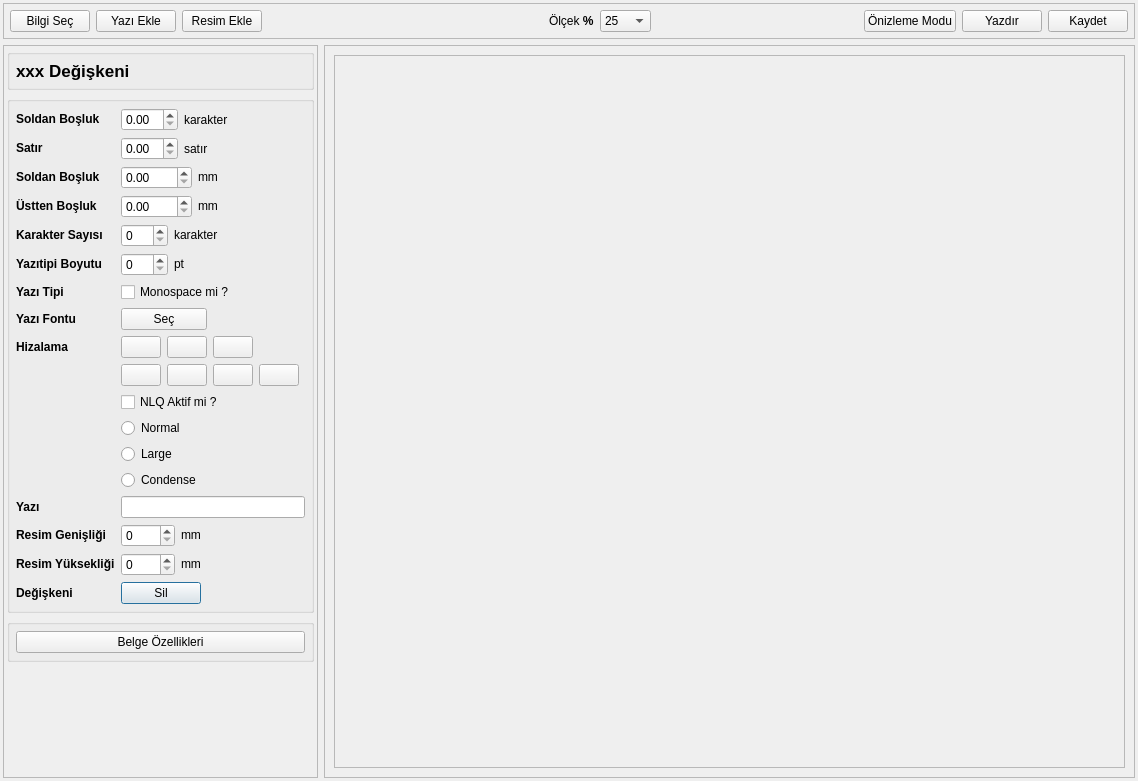
adakteknoloji/FRAMEWORK, file TASARIMCI/tasarim_batch.ui: the form before one commit.
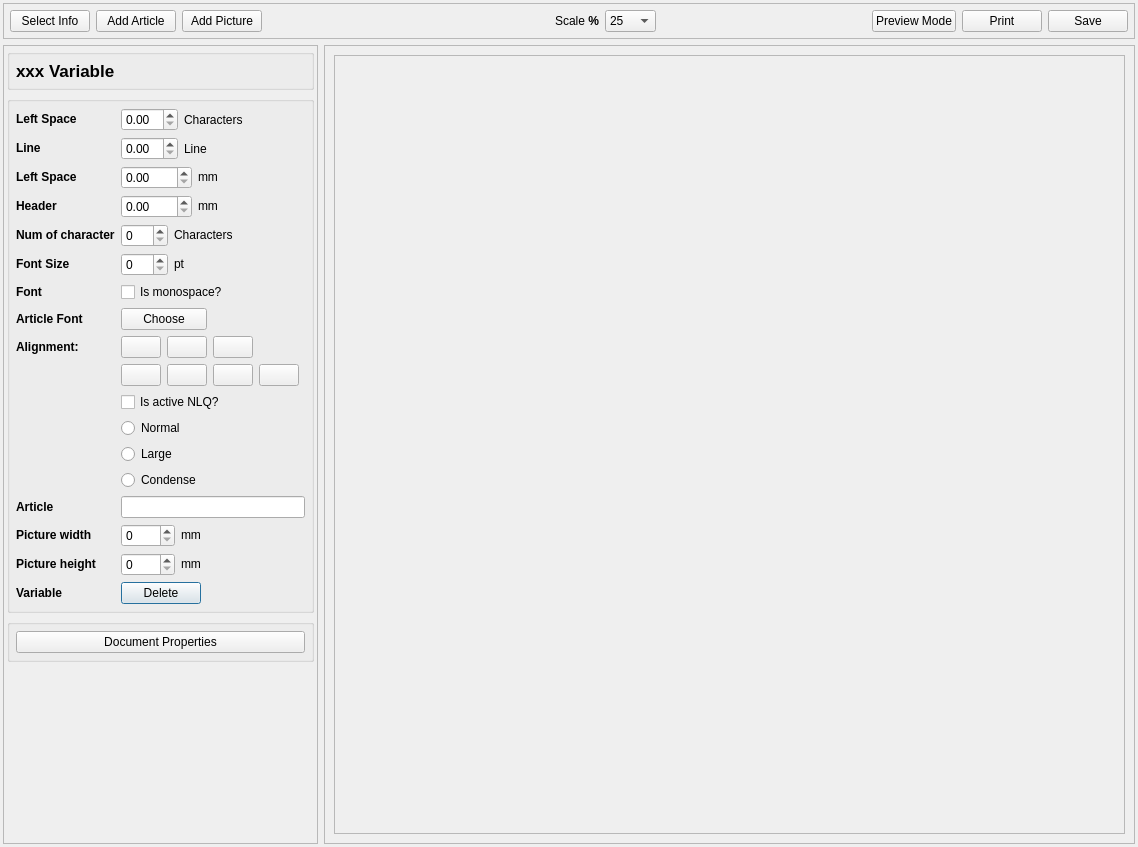
The form after the commit. Icons and pictures are not drawn.

Commit message: tasarım batch çevirisi yapıldı

The edit to the form file:
```diff
--- a/TASARIMCI/tasarim_batch.ui
+++ b/TASARIMCI/tasarim_batch.ui
@@ -7,7 +7,7 @@
     <x>0</x>
     <y>0</y>
     <width>1138</width>
-    <height>781</height>
+    <height>847</height>
    </rect>
   </property>
   <property name="sizePolicy">
@@ -45,8 +45,8 @@
        <rect>
         <x>0</x>
         <y>0</y>
-        <width>851</width>
-        <height>725</height>
+        <width>786</width>
+        <height>789</height>
        </rect>
       </property>
       <layout class="QGridLayout" name="gridLayout_4">
@@ -119,7 +119,7 @@
             </font>
            </property>
            <property name="text">
-            <string>xxx Değişkeni</string>
+            <string>xxx Variable</string>
            </property>
           </widget>
          </item>
@@ -169,7 +169,7 @@
             </font>
            </property>
            <property name="text">
-            <string>Soldan Boşluk</string>
+            <string>Left Space</string>
            </property>
           </widget>
          </item>
@@ -218,7 +218,7 @@
             </font>
            </property>
            <property name="text">
-            <string>Üstten Boşluk</string>
+            <string>Header</string>
            </property>
           </widget>
          </item>
@@ -267,7 +267,7 @@
             </font>
            </property>
            <property name="text">
-            <string>Karakter Sayısı</string>
+            <string>Num of character</string>
            </property>
           </widget>
          </item>
@@ -298,7 +298,7 @@
               </sizepolicy>
              </property>
              <property name="text">
-              <string>karakter</string>
+              <string>Characters</string>
              </property>
             </widget>
            </item>
@@ -319,7 +319,7 @@
             </font>
            </property>
            <property name="text">
-            <string>Yazıtipi Boyutu</string>
+            <string>Font Size</string>
            </property>
           </widget>
          </item>
@@ -371,7 +371,7 @@
             </font>
            </property>
            <property name="text">
-            <string>Yazı Tipi</string>
+            <string>Font</string>
            </property>
           </widget>
          </item>
@@ -384,7 +384,7 @@
             </font>
            </property>
            <property name="text">
-            <string>Monospace mi ?</string>
+            <string>Is monospace?</string>
            </property>
           </widget>
          </item>
@@ -403,7 +403,7 @@
             </font>
            </property>
            <property name="text">
-            <string>Hizalama</string>
+            <string>Alignment:</string>
            </property>
           </widget>
          </item>
@@ -422,7 +422,7 @@
             </font>
            </property>
            <property name="text">
-            <string>Yazı</string>
+            <string>Article</string>
            </property>
           </widget>
          </item>
@@ -444,7 +444,7 @@
             </font>
            </property>
            <property name="text">
-            <string>Resim Genişliği</string>
+            <string>Picture width</string>
            </property>
           </widget>
          </item>
@@ -463,7 +463,7 @@
             </font>
            </property>
            <property name="text">
-            <string>Resim Yüksekliği</string>
+            <string>Picture height</string>
            </property>
           </widget>
          </item>
@@ -472,7 +472,7 @@
            <item row="0" column="0">
             <widget class="QPushButton" name="pushButton_sil_laser">
              <property name="text">
-              <string>Sil</string>
+              <string>Delete</string>
              </property>
             </widget>
            </item>
@@ -506,7 +506,7 @@
             </font>
            </property>
            <property name="text">
-            <string>Değişkeni </string>
+            <string>Variable</string>
            </property>
           </widget>
          </item>
@@ -635,7 +635,7 @@
             </font>
            </property>
            <property name="text">
-            <string>Yazı Fontu</string>
+            <string>Article Font</string>
            </property>
           </widget>
          </item>
@@ -644,7 +644,7 @@
            <item row="0" column="0">
             <widget class="QPushButton" name="pushButton_font_family">
              <property name="text">
-              <string>Seç</string>
+              <string>Choose</string>
              </property>
             </widget>
            </item>
@@ -741,7 +741,7 @@
             </font>
            </property>
            <property name="text">
-            <string>Soldan Boşluk</string>
+            <string>Left Space</string>
            </property>
           </widget>
          </item>
@@ -766,7 +766,7 @@
               </sizepolicy>
              </property>
              <property name="text">
-              <string>karakter</string>
+              <string>Characters</string>
              </property>
             </widget>
            </item>
@@ -787,7 +787,7 @@
             </font>
            </property>
            <property name="text">
-            <string>Satır</string>
+            <string>Line</string>
            </property>
           </widget>
          </item>
@@ -812,7 +812,7 @@
               </sizepolicy>
              </property>
              <property name="text">
-              <string>satır</string>
+              <string>Line</string>
              </property>
             </widget>
            </item>
@@ -821,7 +821,7 @@
          <item row="10" column="1">
           <widget class="QCheckBox" name="checkBox_nlq_aktif_mi">
            <property name="text">
-            <string>NLQ Aktif mi ?</string>
+            <string>Is active NLQ?</string>
            </property>
           </widget>
          </item>
@@ -867,7 +867,7 @@
             </sizepolicy>
            </property>
            <property name="text">
-            <string>Belge Özellikleri</string>
+            <string>Document Properties</string>
            </property>
           </widget>
          </item>
@@ -898,7 +898,7 @@
       <item row="0" column="0">
        <widget class="QPushButton" name="pushButton_bilgi_sec">
         <property name="text">
-         <string>Bilgi Seç</string>
+         <string>Select Info</string>
         </property>
         <property name="icon">
          <iconset>
@@ -937,7 +937,7 @@
          </sizepolicy>
         </property>
         <property name="text">
-         <string>Kaydet</string>
+         <string>Save</string>
         </property>
         <property name="iconSize">
          <size>
@@ -953,7 +953,7 @@
       <item row="0" column="1">
        <widget class="QPushButton" name="pushButton_text_ekle">
         <property name="text">
-         <string>Yazı Ekle</string>
+         <string>Add Article</string>
         </property>
         <property name="iconSize">
          <size>
@@ -966,7 +966,7 @@
       <item row="0" column="2">
        <widget class="QPushButton" name="pushButton_resim_ekle">
         <property name="text">
-         <string>Resim Ekle</string>
+         <string>Add Picture</string>
         </property>
         <property name="iconSize">
          <size>
@@ -998,7 +998,7 @@
          </sizepolicy>
         </property>
         <property name="text">
-         <string>Yazdır</string>
+         <string>Print</string>
         </property>
         <property name="iconSize">
          <size>
@@ -1017,7 +1017,7 @@
          </sizepolicy>
         </property>
         <property name="text">
-         <string>Ölçek  &lt;b&gt;%&lt;/b&gt;</string>
+         <string>&lt;html&gt;&lt;head/&gt;&lt;body&gt;&lt;p&gt;Scale &lt;span style=&quot; font-weight:600;&quot;&gt;%&lt;/span&gt;&lt;/p&gt;&lt;/body&gt;&lt;/html&gt;</string>
         </property>
        </widget>
       </item>
@@ -1057,7 +1057,7 @@
          <enum>Qt::StrongFocus</enum>
         </property>
         <property name="text">
-         <string>Önizleme Modu</string>
+         <string>Preview Mode</string>
         </property>
         <property name="icon">
          <iconset>
```
Left out of the diff: 18 changed lines with no effect on the pictures. The commit also changes 15 other files.
